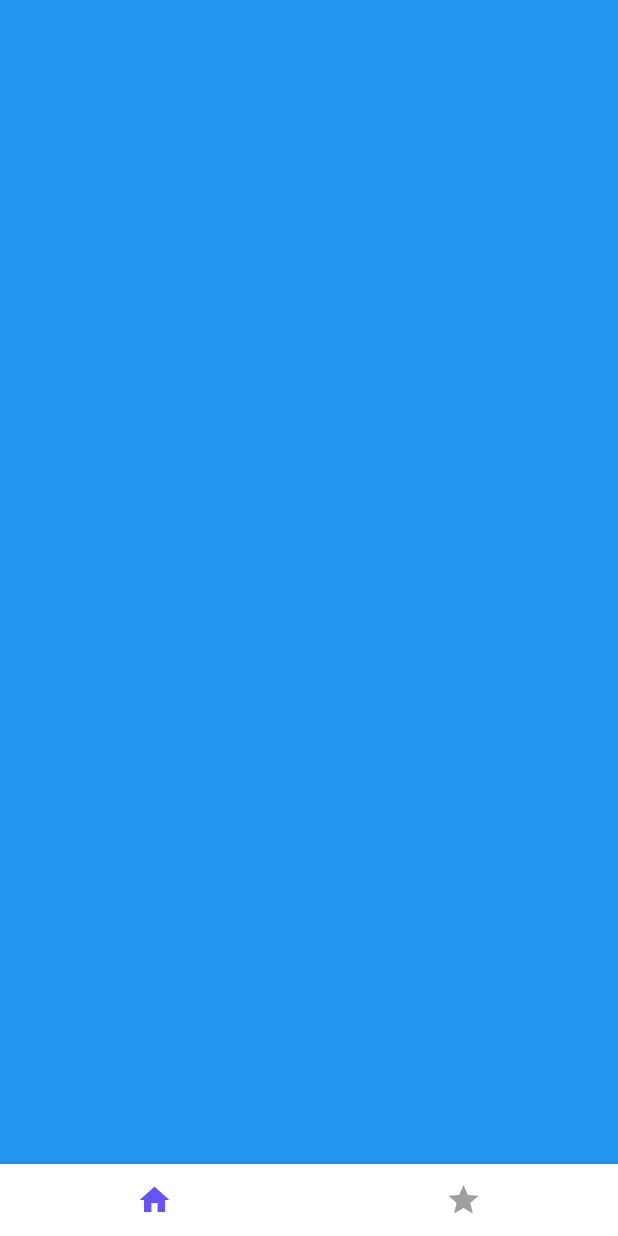
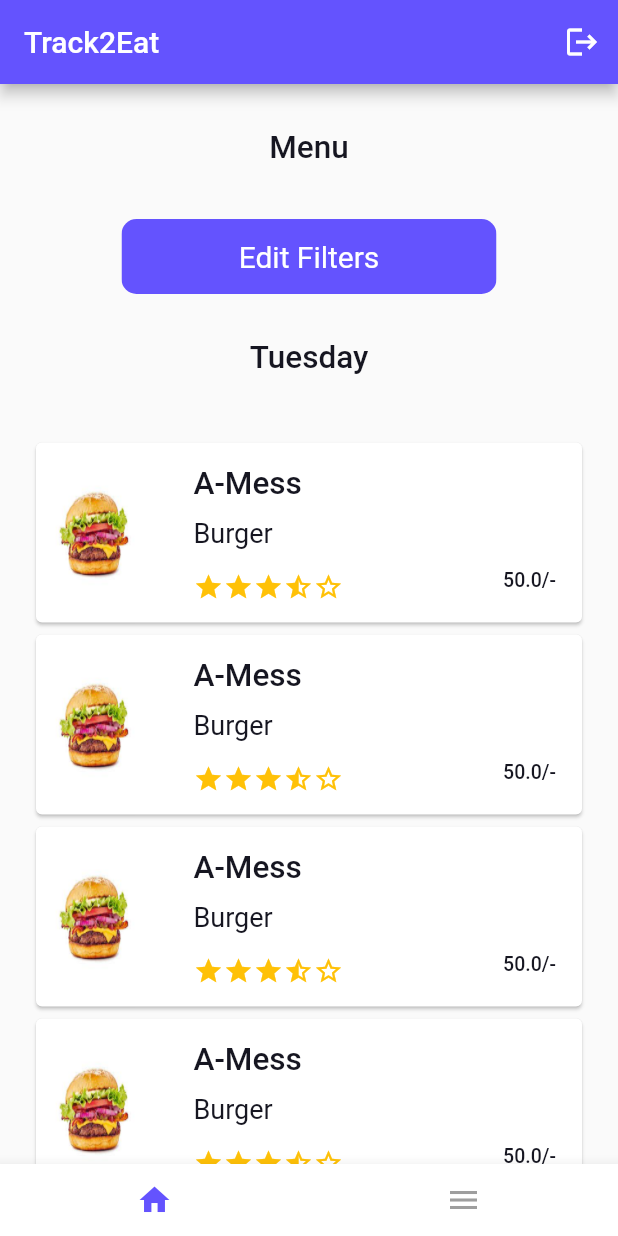
Before and after one commit to vishnu-ajay/tracktoeat, a Flutter app: the screen it shows after launch, swiped to page 2, on a phone screen of 412 x 824 dp. Run offline on Flutter 3.47's test engine with Material 2 defaults, Android fonts, the phone set to English and light mode, and no system bars; our stand-ins replace auto_size_text, cloud_firestore, firebase_auth, firebase_core, flutter_svg, google_sign_in and 1 more; accounts and stored records are empty.

Commit message:
New Pages Added

```diff
--- a/lib/Screens/AllMenu.dart
+++ b/lib/Screens/AllMenu.dart
@@ -1,4 +1,8 @@
 import 'package:flutter/material.dart';
+
+import '../Theme.dart';
+import 'MenuEditFilters.dart';
+import 'Widgets/FoodCard.dart';
 
 class AllMenu extends StatefulWidget {
   const AllMenu({Key? key}) : super(key: key);
@@ -10,8 +14,97 @@ class AllMenu extends StatefulWidget {
 class _AllMenuState extends State<AllMenu> {
   @override
   Widget build(BuildContext context) {
-    return Container(
-      color:Colors.blue,
-    );
+    return SafeArea(
+        child: Scaffold(
+          appBar: AppBar(
+            title: const Text('Track2Eat'),
+            backgroundColor: LightTheme.deepIndigoAccent,
+            actions: [
+              IconButton(
+                onPressed: () {},
+                icon: const Icon(
+                  Icons.logout,
+                  color: Colors.white,
+                ),
+              ),
+            ],
+          ),
+          body: CustomScrollView(
+            slivers: [
+              const SliverPadding(
+                padding: EdgeInsets.only(top: 30, bottom: 5),
+                sliver: SliverToBoxAdapter(
+                  child: Center(
+                    child: Text(
+                      'Menu',
+                      style: TextStyle(
+                          color: LightTheme.darkGray,
+                          fontWeight: FontWeight.w500,
+                          fontSize: 21),
+                    ),
+                  ),
+                ),
+              ),
+              SliverPadding(
+                padding: const EdgeInsets.only(top: 30, bottom: 30),
+                sliver: SliverToBoxAdapter(
+                  child: Center(
+                    child: SizedBox(
+                      width: 250,
+                      child: ClipRRect(
+                        borderRadius: const BorderRadius.all(Radius.circular(10)),
+                        child: GestureDetector(
+                          onTap: (){
+                            Navigator.push(context, MaterialPageRoute(builder: (context){
+                              return const MenuEditFilters();
+                            },),);
+                          },
+                          child: Container(
+                            color: LightTheme.deepIndigoAccent,
+                            width: 250,
+                            height: 50,
+                            child: const Center(
+                              child: Text(
+                                'Edit Filters',
+                                style: TextStyle(
+                                  color: Colors.white,
+                                  fontSize: 20
+                                ),
+                              ),
+                            ),
+                          ),
+                        ),
+                      ),
+                    ),
+                  ),
+                ),
+              ),
+              const SliverPadding(
+                padding: EdgeInsets.only(bottom: 30),
+                sliver: SliverToBoxAdapter(
+                  child: Center(
+                    child: Text(
+                      'Tuesday',
+                      style: TextStyle(
+                          color: LightTheme.darkGray,
+                          fontWeight: FontWeight.w500,
+                          fontSize: 21),
+                    ),
+                  ),
+                ),
+              ),
+              SliverPadding(
+                padding: const EdgeInsets.symmetric(horizontal: 10, vertical: 10),
+                sliver: SliverList(
+                  delegate:
+                  SliverChildBuilderDelegate((BuildContext context, int index) {
+                    return const FoodCard(
+                        mess: 'A-Mess', foodName: 'Burger', price: 50, rating: 3.5);
+                  }, childCount: 20),
+                ),
+              ),
+            ],
+          ),
+        ));
   }
 }
--- a/lib/Screens/Home.dart
+++ b/lib/Screens/Home.dart
@@ -48,7 +48,7 @@ class _HomeState extends State<Home> {
                 },
               ),
               IconButton(
-                icon: const Icon(Icons.star),
+                icon: const Icon(Icons.menu),
                 color: selectedPage == 1 ? LightTheme.deepIndigoAccent : Colors
                     .grey,
                 onPressed: () {
--- a/lib/Screens/Widgets/FoodCard.dart
+++ b/lib/Screens/Widgets/FoodCard.dart
@@ -17,15 +17,15 @@ class FoodCard extends StatelessWidget {
       child: Card(
         child: SizedBox(
           height: 120,
-          width: 250,
+          width: 300,
           child: Row(
             children:[
             SizedBox(
             height: 75,width: 75,
                 child: Image.asset('assets/burger.jpg',height: 75,width: 75,fit: BoxFit.fill,)),
-              const SizedBox(width: 40,),
+              const SizedBox(width: 30,),
               SizedBox(
-                width: 150,
+                width: 140,
                 child: Column(
                   children: [
                     const SizedBox(height: 15,),
@@ -67,15 +67,16 @@ class FoodCard extends StatelessWidget {
                 child: Container(
                   height: 50,
                     width: 70,
-                    padding: const EdgeInsets.only(right: 5),
+                    child: Center(
                       child: Text('$price/-',
                         style: TextStyle(
                             color: lightTheme.value
                                 ? LightTheme.darkGray
                                 : Colors.white,
                             fontWeight: FontWeight.w500,
-                          fontSize: 15
-                      ),)),
+                            fontSize: 13
+                        ),),
+                    )),
               ),
           ],
           ),
```
Also changed, not shown: lib/Screens/MenuEditFilters.dart (added, +457 -0 lines). Lines whose indentation alone changed are shown as unchanged.
